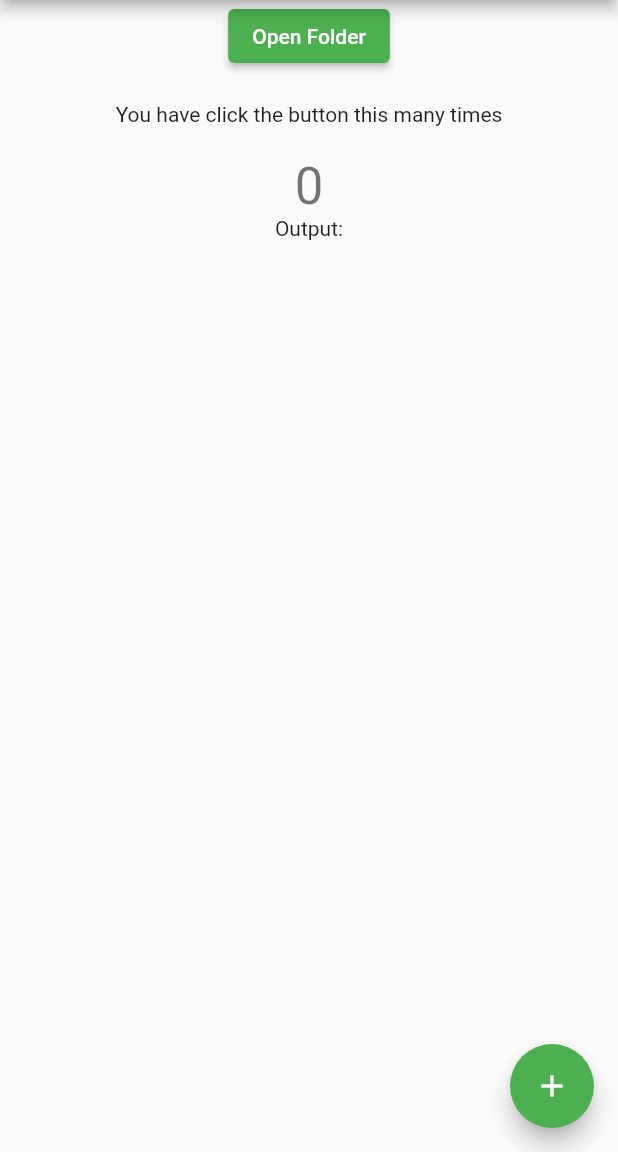
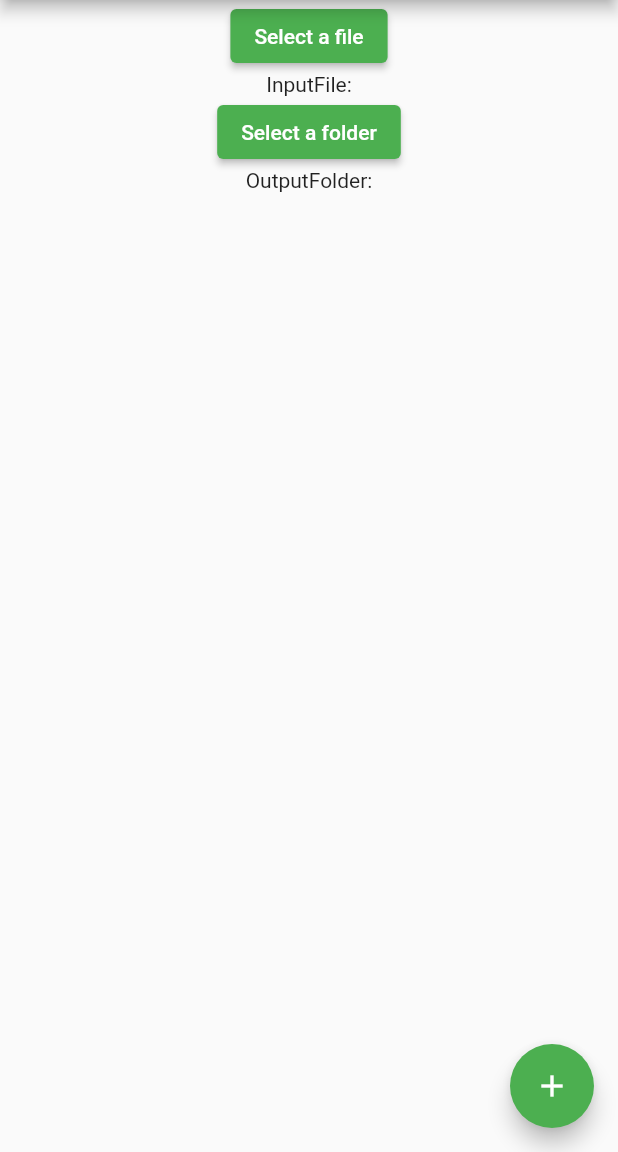
Before and after one commit to belloyang/my_flutter_app, a Flutter app: the screen it shows after launch, on a phone screen of 412 x 824 dp, the part 84-1236 px from its top. Run offline on Flutter 3.47's test engine with Material 2 defaults, Android fonts, the phone set to English and light mode, and no system bars; missing offline and left inert: filesystem_picker.

Commit message:
Add two buttons to select file and folder

```diff
--- a/lib/homepage.dart
+++ b/lib/homepage.dart
@@ -25,7 +25,8 @@ class MyHomePage extends StatefulWidget {
 class _MyHomePageState extends State<MyHomePage> {
   int _counter = 0;
   String _output = '';
-  String? folderPath = "";
+  String? inputFile = "";
+  String? outputFolder = "";
 
   void _incrementCounter() {
     setState(() {
@@ -43,12 +44,18 @@ class _MyHomePageState extends State<MyHomePage> {
     });
   }
 
-  void _updatePath(String? filePath) {
+  void _updateFolderPath(String? filePath) {
     setState(() {
-      folderPath = filePath;
+      outputFolder = filePath;
     });
   }
-  Future<void> openFolder() async {
+
+  void _updateFilePath(String? filePath) {
+    setState(() {
+      inputFile = filePath;
+    });
+  }
+  Future<void> selectFolder() async {
   // Show the file picker dialog
   String? filePath = await FilesystemPicker.open(
     title: 'Select a folder',
@@ -58,7 +65,21 @@ class _MyHomePageState extends State<MyHomePage> {
     pickText: 'Select',
     folderIconColor: Colors.teal,
   );
-  _updatePath(filePath);
+  _updateFolderPath(filePath);
+
+  }
+
+  Future<void> selectFile() async {
+  // Show the file picker dialog
+  String? filePath = await FilesystemPicker.open(
+    title: 'Select a file',
+    context: context,
+    rootDirectory: Directory.systemTemp, // Set the initial directory
+    fsType: FilesystemType.file,
+    pickText: 'Select',
+    folderIconColor: Colors.teal,
+  );
+  _updateFilePath(filePath);
 
   }
 
@@ -98,24 +119,24 @@ class _MyHomePageState extends State<MyHomePage> {
           mainAxisAlignment: MainAxisAlignment.start,
           children: [
             ElevatedButton(
-              onPressed: openFolder,
-              child: const Text('Open Folder'),
+              onPressed: selectFile,
+              child: const Text('Select a file'),
             ),
-            Padding(
-              padding: newMethod(),
-              child: const Text(
-                'You have click the button this many times',
-              ),
-            ),
-            Text(
-              '$_counter',
-              style: Theme.of(context).textTheme.headlineMedium,
-            ),
-            Text(
-                'Output: $folderPath',
+             Text(
+                'InputFile: $inputFile',
                 textAlign: TextAlign.center,
                 maxLines: null,
-                ),
+            ),
+            ElevatedButton(
+              onPressed: selectFolder,
+              child: const Text('Select a folder'),
+            ),
+             Text(
+                'OutputFolder: $outputFolder',
+                textAlign: TextAlign.center,
+                maxLines: null,
+            ),
+
 
           ],
         )],
```
